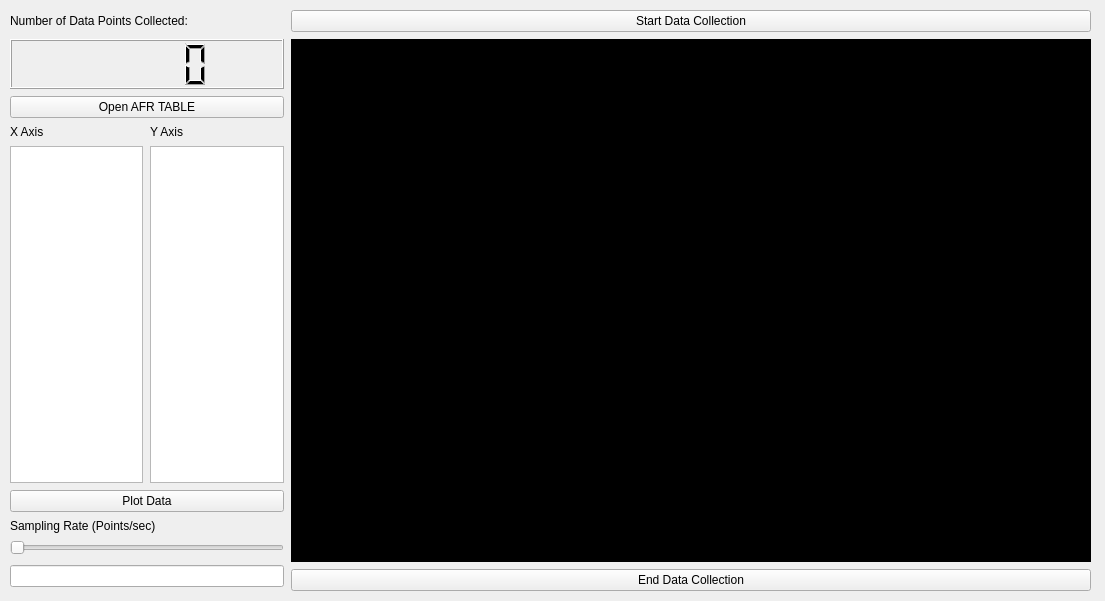
Above: runtest.ui from cyung3/EFIDAQ before the change. Below: the same form after it.
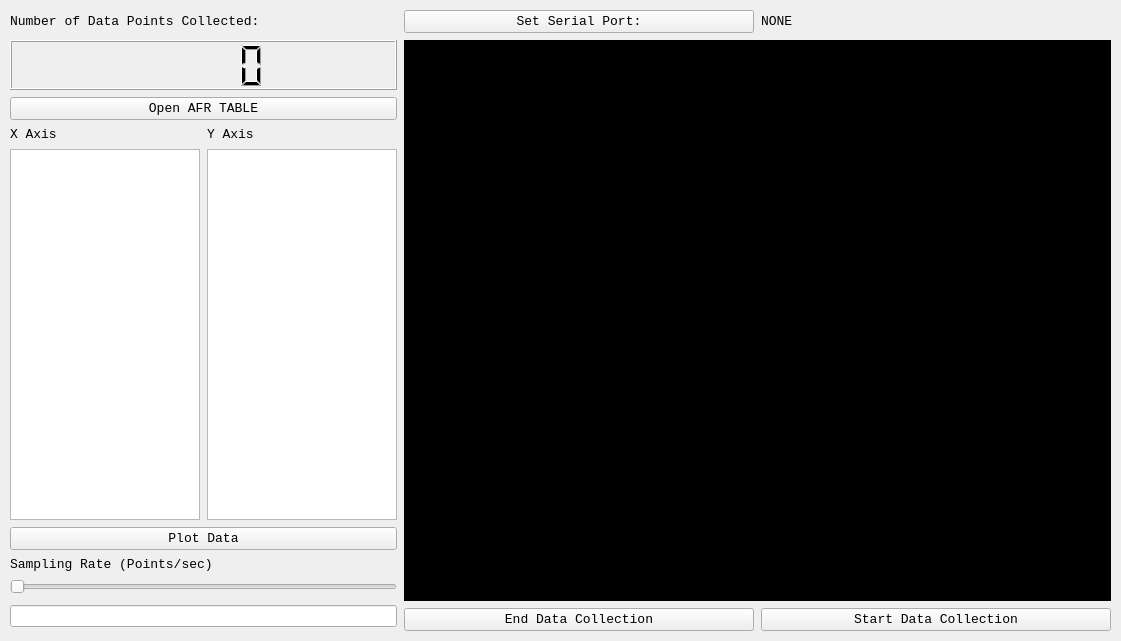
That is the form after the change.

Commit message: Serial reading class has been combined with the plotting class.

Patch:
```diff
--- a/runtest.ui
+++ b/runtest.ui
@@ -6,23 +6,23 @@
    <rect>
     <x>0</x>
     <y>0</y>
-    <width>1105</width>
-    <height>601</height>
+    <width>1121</width>
+    <height>641</height>
    </rect>
   </property>
   <property name="windowTitle">
    <string>Form</string>
   </property>
-  <widget class="QWidget" name="">
+  <widget class="QWidget" name="layoutWidget">
    <property name="geometry">
     <rect>
      <x>10</x>
      <y>10</y>
-     <width>1081</width>
-     <height>581</height>
+     <width>1101</width>
+     <height>621</height>
     </rect>
    </property>
-   <layout class="QGridLayout" name="gridLayout" columnstretch="0,0,0" rowminimumheight="0,50,0,0,0,0,0,0,0,0" columnminimumwidth="0,0,800">
+   <layout class="QGridLayout" name="gridLayout" columnstretch="0,0,0,0" rowminimumheight="0,50,0,0,0,0,0,0,0,0" columnminimumwidth="0,0,350,350">
     <property name="sizeConstraint">
      <enum>QLayout::SetDefaultConstraint</enum>
     </property>
@@ -37,6 +37,12 @@
     </item>
     <item row="3" column="0">
      <widget class="QLabel" name="Plotting_Label">
+      <property name="font">
+       <font>
+        <family>Courier New</family>
+        <pointsize>10</pointsize>
+       </font>
+      </property>
       <property name="text">
        <string>X Axis</string>
       </property>
@@ -45,50 +51,45 @@
     <item row="4" column="1">
      <widget class="QListView" name="ylistView"/>
     </item>
+    <item row="8" column="0" rowspan="2" colspan="2">
+     <widget class="QLineEdit" name="sampleRateEdit"/>
+    </item>
     <item row="6" column="0" colspan="2">
      <widget class="QLabel" name="label">
+      <property name="font">
+       <font>
+        <family>Courier New</family>
+        <pointsize>10</pointsize>
+       </font>
+      </property>
       <property name="text">
        <string>Sampling Rate (Points/sec)</string>
       </property>
      </widget>
     </item>
-    <item row="8" column="0" rowspan="2" colspan="2">
-     <widget class="QLineEdit" name="sampleRateEdit"/>
-    </item>
-    <item row="9" column="2">
-     <widget class="QPushButton" name="EndDCButton">
-      <property name="text">
-       <string>End Data Collection</string>
-      </property>
-     </widget>
-    </item>
-    <item row="0" column="2">
-     <widget class="QPushButton" name="StartDCButton">
-      <property name="text">
-       <string>Start Data Collection</string>
-      </property>
-     </widget>
-    </item>
     <item row="3" column="1">
      <widget class="QLabel" name="label_2">
+      <property name="font">
+       <font>
+        <family>Courier New</family>
+        <pointsize>10</pointsize>
+       </font>
+      </property>
       <property name="text">
        <string>Y Axis</string>
       </property>
      </widget>
     </item>
-    <item row="1" column="2" rowspan="8">
-     <widget class="QTextBrowser" name="DataBrowser">
-      <property name="styleSheet">
-       <string notr="true">font: 8pt &quot;MS Shell Dlg 2&quot;;
-background-color: rgb(0, 0, 0);
-color: rgb(255, 255, 255);</string>
+    <item row="9" column="2">
+     <widget class="QPushButton" name="EndDCButton">
+      <property name="font">
+       <font>
+        <family>Courier New</family>
+        <pointsize>10</pointsize>
+       </font>
       </property>
-     </widget>
-    </item>
-    <item row="0" column="0" colspan="2">
-     <widget class="QLabel" name="NumDPLabel">
       <property name="text">
-       <string>Number of Data Points Collected:</string>
+       <string>End Data Collection</string>
       </property>
      </widget>
     </item>
@@ -97,11 +98,43 @@
     </item>
     <item row="2" column="0" colspan="2">
      <widget class="QPushButton" name="OpenAFRTableButton">
+      <property name="font">
+       <font>
+        <family>Courier New</family>
+        <pointsize>10</pointsize>
+       </font>
+      </property>
       <property name="text">
        <string>Open AFR TABLE</string>
       </property>
      </widget>
     </item>
+    <item row="0" column="0" colspan="2">
+     <widget class="QLabel" name="NumDPLabel">
+      <property name="font">
+       <font>
+        <family>Courier New</family>
+        <pointsize>10</pointsize>
+       </font>
+      </property>
+      <property name="text">
+       <string>Number of Data Points Collected:</string>
+      </property>
+     </widget>
+    </item>
+    <item row="5" column="0" colspan="2">
+     <widget class="QPushButton" name="PlotDataButton">
+      <property name="font">
+       <font>
+        <family>Courier New</family>
+        <pointsize>10</pointsize>
+       </font>
+      </property>
+      <property name="text">
+       <string>Plot Data</string>
+      </property>
+     </widget>
+    </item>
     <item row="7" column="0" colspan="2">
      <widget class="QSlider" name="sampleRateSlider">
       <property name="orientation">
@@ -109,10 +142,51 @@
       </property>
      </widget>
     </item>
-    <item row="5" column="0" colspan="2">
-     <widget class="QPushButton" name="PlotDataButton">
+    <item row="0" column="3">
+     <widget class="QLabel" name="serialPortNameLabel">
+      <property name="font">
+       <font>
+        <family>Courier New</family>
+        <pointsize>10</pointsize>
+       </font>
+      </property>
       <property name="text">
-       <string>Plot Data</string>
+       <string>NONE</string>
+      </property>
+     </widget>
+    </item>
+    <item row="1" column="2" rowspan="8" colspan="2">
+     <widget class="QTextBrowser" name="DataBrowser">
+      <property name="styleSheet">
+       <string notr="true">font: 8pt &quot;MS Shell Dlg 2&quot;;
+background-color: rgb(0, 0, 0);
+color: rgb(255, 255, 255);</string>
+      </property>
+     </widget>
+    </item>
+    <item row="9" column="3">
+     <widget class="QPushButton" name="StartDCButton">
+      <property name="font">
+       <font>
+        <family>Courier New</family>
+        <pointsize>10</pointsize>
+       </font>
+      </property>
+      <property name="text">
+       <string>Start Data Collection</string>
+      </property>
+     </widget>
+    </item>
+    <item row="0" column="2">
+     <widget class="QPushButton" name="setSerialPortButton">
+      <property name="font">
+       <font>
+        <family>Courier New</family>
+        <pointsize>10</pointsize>
+       </font>
+      </property>
+      <property name="text">
+       <string>Set Serial Port:</string>
       </property>
      </widget>
     </item>
```
The commit also changes 6 other files.
